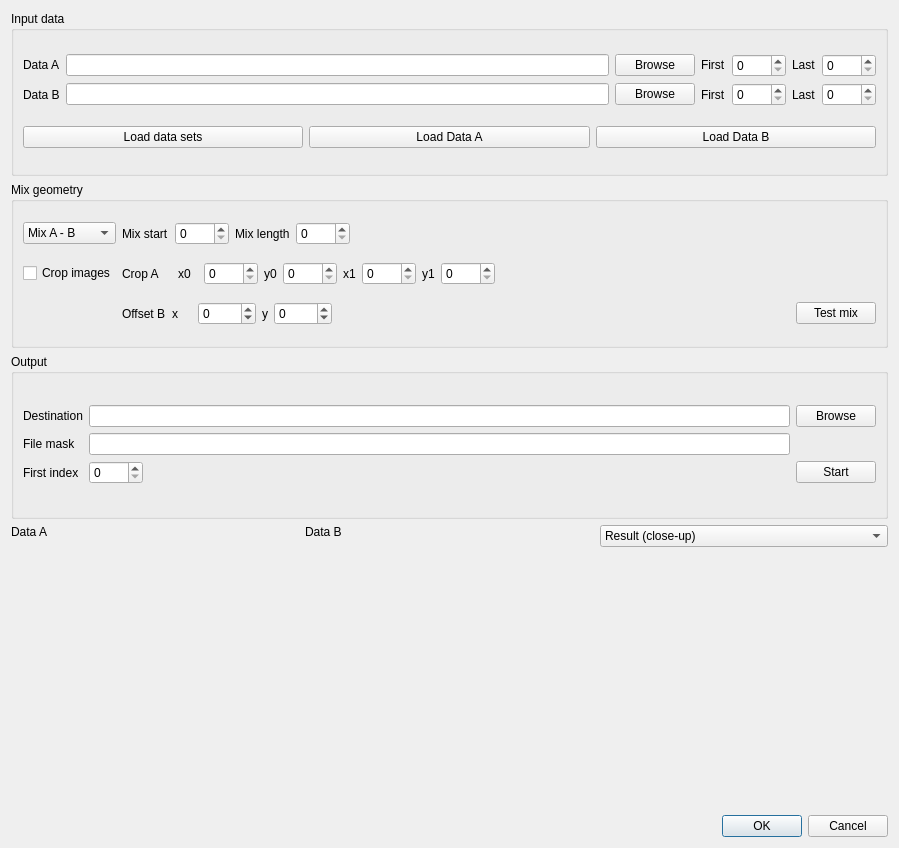
The window that applications/kiptool/src/mergevolumesdialog.ui (neutronimaging/imagingsuite) describes before a commit, drawn with Qt 5.
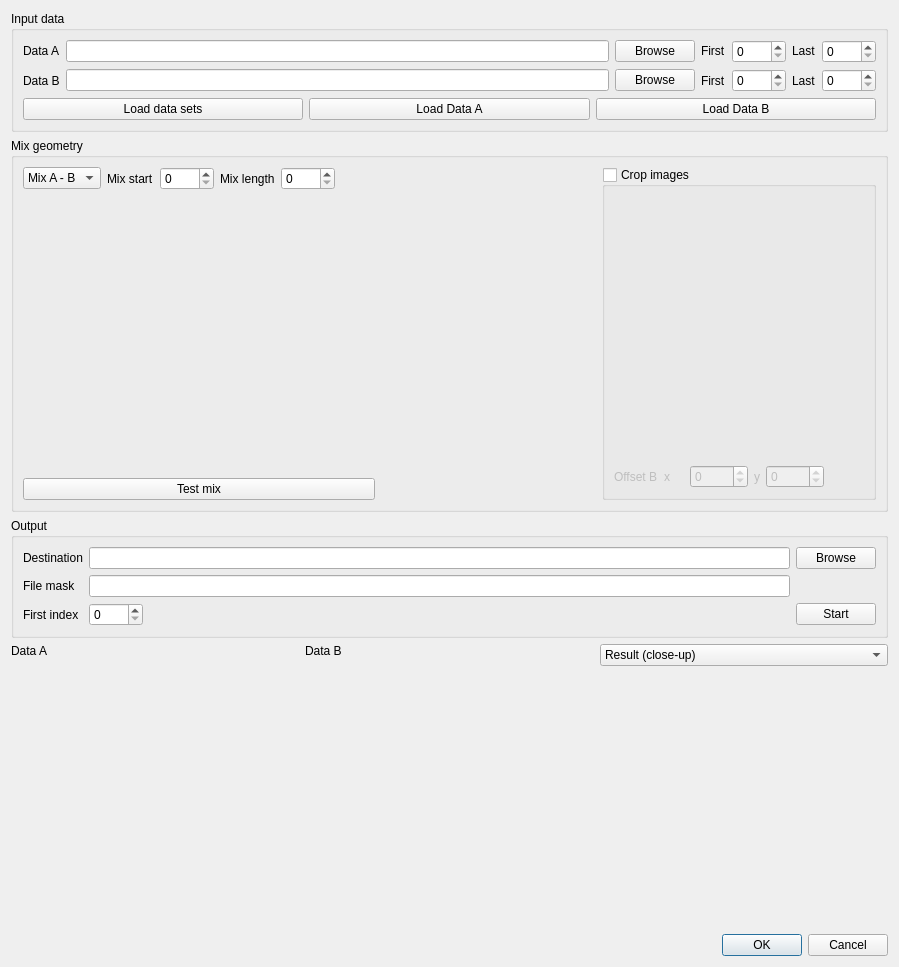
The same window after the commit. Custom widgets are drawn as their Qt base class.

Commit message: Revised user interface

Diff of the .ui file:
```diff
--- a/applications/kiptool/src/mergevolumesdialog.ui
+++ b/applications/kiptool/src/mergevolumesdialog.ui
@@ -7,7 +7,7 @@
     <x>0</x>
     <y>0</y>
     <width>899</width>
-    <height>848</height>
+    <height>967</height>
    </rect>
   </property>
   <property name="windowTitle">
@@ -200,24 +200,30 @@
          <property name="title">
           <string>Mix geometry</string>
          </property>
-         <layout class="QHBoxLayout" name="horizontalLayout_13">
-          <item>
            <layout class="QGridLayout" name="gridLayout_2">
-            <item row="0" column="0">
-             <widget class="QComboBox" name="comboBox_mixorder">
-              <item>
-               <property name="text">
-                <string>Mix A - B</string>
-               </property>
-              </item>
+          <item row="0" column="3" rowspan="3">
+           <widget class="QGroupBox" name="groupBox_cropImages">
+            <property name="title">
+             <string>Crop images</string>
+            </property>
+            <property name="checkable">
+             <bool>true</bool>
+            </property>
+            <property name="checked">
+             <bool>false</bool>
+            </property>
+            <layout class="QVBoxLayout" name="verticalLayout_6">
               <item>
-               <property name="text">
-                <string>Mix B - A</string>
+              <widget class="QtAddons::uxROIWidget" name="widget_cropROI" native="true">
+               <property name="minimumSize">
+                <size>
+                 <width>0</width>
+                 <height>135</height>
+                </size>
                </property>
-              </item>
-             </widget>
-            </item>
-            <item row="2" column="1">
+              </widget>
+             </item>
+             <item>
              <layout class="QHBoxLayout" name="horizontalLayout_16">
               <item>
                <widget class="QLabel" name="label_offsetB">
@@ -281,99 +287,10 @@
               </item>
              </layout>
             </item>
-            <item row="1" column="1">
-             <layout class="QHBoxLayout" name="horizontalLayout_15">
-              <item>
-               <widget class="QLabel" name="label_cropA">
-                <property name="minimumSize">
-                 <size>
-                  <width>50</width>
-                  <height>0</height>
-                 </size>
-                </property>
-                <property name="text">
-                 <string>Crop A</string>
-                </property>
-               </widget>
-              </item>
-              <item>
-               <widget class="QLabel" name="label_crop0">
-                <property name="minimumSize">
-                 <size>
-                  <width>20</width>
-                  <height>0</height>
-                 </size>
-                </property>
-                <property name="text">
-                 <string>x0</string>
-                </property>
-               </widget>
-              </item>
-              <item>
-               <widget class="QSpinBox" name="spinBox_crop0">
-                <property name="maximum">
-                 <number>9999</number>
-                </property>
-               </widget>
-              </item>
-              <item>
-               <widget class="QLabel" name="label_crop1">
-                <property name="text">
-                 <string>y0</string>
-                </property>
-               </widget>
-              </item>
-              <item>
-               <widget class="QSpinBox" name="spinBox_crop1">
-                <property name="maximum">
-                 <number>9999</number>
-                </property>
-               </widget>
-              </item>
-              <item>
-               <widget class="QLabel" name="label_crop2">
-                <property name="text">
-                 <string>x1</string>
-                </property>
-               </widget>
-              </item>
-              <item>
-               <widget class="QSpinBox" name="spinBox_crop2">
-                <property name="maximum">
-                 <number>9999</number>
-                </property>
-               </widget>
-              </item>
-              <item>
-               <widget class="QLabel" name="label_crop3">
-                <property name="text">
-                 <string>y1</string>
-                </property>
-               </widget>
-              </item>
-              <item>
-               <widget class="QSpinBox" name="spinBox_crop3">
-                <property name="maximum">
-                 <number>9999</number>
-                </property>
-               </widget>
-              </item>
-              <item>
-               <spacer name="horizontalSpacer_2">
-                <property name="orientation">
-                 <enum>Qt::Horizontal</enum>
-                </property>
-                <property name="sizeHint" stdset="0">
-                 <size>
-                  <width>40</width>
-                  <height>20</height>
-                 </size>
-                </property>
-               </spacer>
-              </item>
-             </layout>
-            </item>
-            <item row="2" column="2">
+            </layout>
+           </widget>
+          </item>
+          <item row="2" column="0" colspan="2">
              <widget class="QPushButton" name="pushButton_TestMix">
               <property name="text">
                <string>Test mix</string>
@@ -450,13 +367,44 @@
              </layout>
             </item>
             <item row="1" column="0">
-             <widget class="QCheckBox" name="checkBox_crop">
+           <spacer name="verticalSpacer">
+            <property name="orientation">
+             <enum>Qt::Vertical</enum>
+            </property>
+            <property name="sizeHint" stdset="0">
+             <size>
+              <width>20</width>
+              <height>40</height>
+             </size>
+            </property>
+           </spacer>
+          </item>
+          <item row="0" column="0">
+           <widget class="QComboBox" name="comboBox_mixorder">
+            <item>
               <property name="text">
-               <string>Crop images</string>
-              </property>
-             </widget>
-            </item>
-           </layout>
+              <string>Mix A - B</string>
+             </property>
+            </item>
+            <item>
+             <property name="text">
+              <string>Mix B - A</string>
+             </property>
+            </item>
+           </widget>
+          </item>
+          <item row="2" column="2">
+           <spacer name="horizontalSpacer_2">
+            <property name="orientation">
+             <enum>Qt::Horizontal</enum>
+            </property>
+            <property name="sizeHint" stdset="0">
+             <size>
+              <width>40</width>
+              <height>20</height>
+             </size>
+            </property>
+           </spacer>
           </item>
          </layout>
         </widget>
@@ -632,6 +580,15 @@
    <class>QtAddons::ImageViewerWidget</class>
    <extends>QWidget</extends>
    <header location="global">imageviewerwidget.h</header>
+   <container>1</container>
+   <slots>
+    <signal>levelsChanged(float,float)</signal>
+   </slots>
+  </customwidget>
+  <customwidget>
+   <class>QtAddons::uxROIWidget</class>
+   <extends>QWidget</extends>
+   <header location="global">uxroiwidget.h</header>
    <container>1</container>
   </customwidget>
  </customwidgets>
```
Left out of the diff: 2 changed lines with no effect on the pictures. Lines whose indentation alone changed are shown as unchanged. The commit also changes 2 other files.
